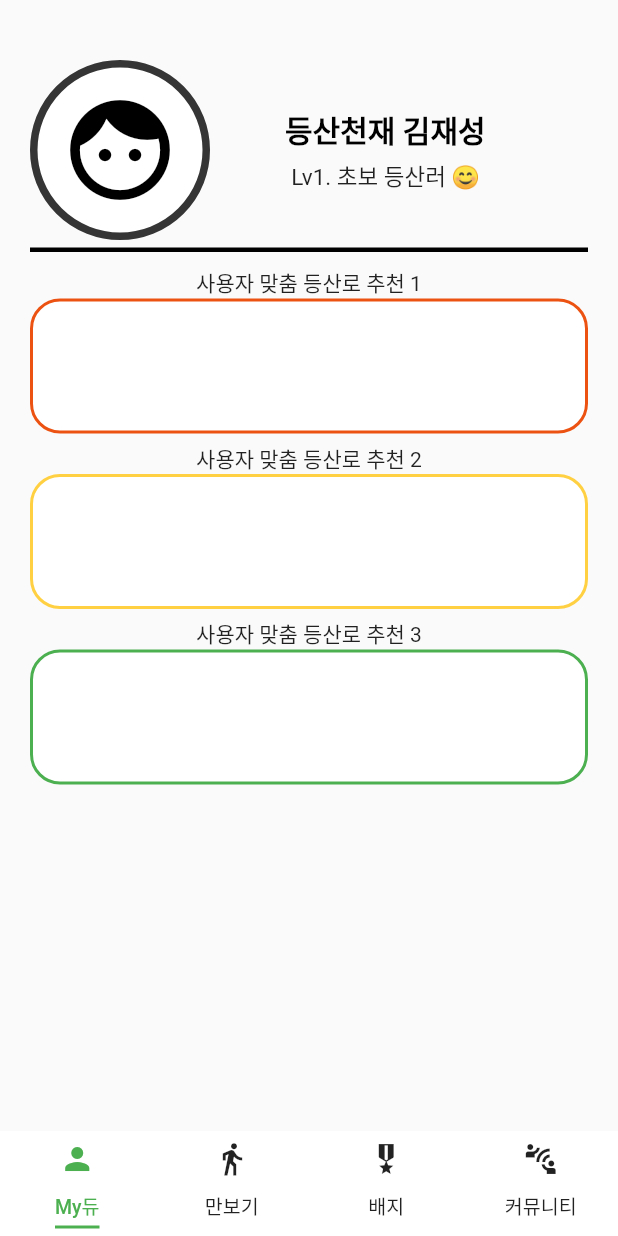
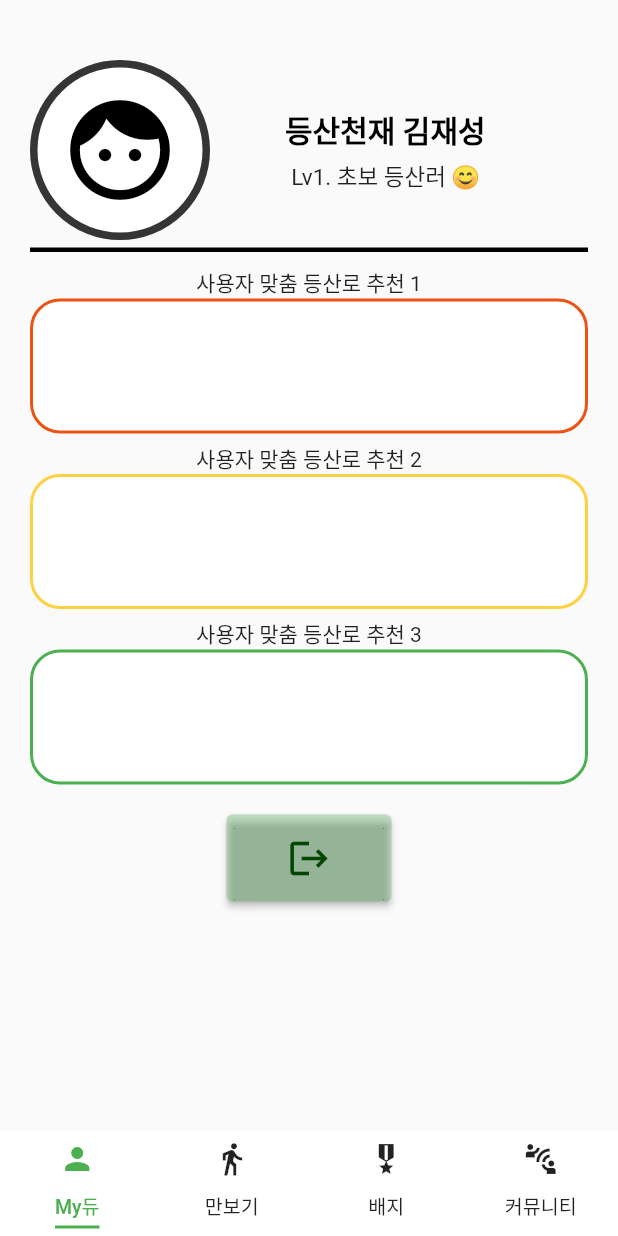
Before and after one commit to SorryKim/2023_capstone, a Flutter app: the screen it shows after launch, after a tap on the "login" icon, on a phone screen of 412 x 824 dp. Run offline on Flutter 3.47's test engine with Material 2 defaults, Android fonts, the phone set to English and light mode, and no system bars; our stand-ins replace cloud_firestore, firebase_auth, firebase_core, google_sign_in, step_progress_indicator; missing offline and left inert: flutter_survey, shake; accounts and stored records are empty; network calls fail.

Commit message:
메인화면에 로그아웃버튼 기능 구현

```diff
--- a/lib/screens/home_screen.dart
+++ b/lib/screens/home_screen.dart
@@ -6,8 +6,8 @@ import 'package:project/screens/lobby_screen.dart';
 import 'package:project/screens/login_screen.dart';
 import 'package:project/screens/walk_screen.dart';
 
-class Home extends StatelessWidget {
-  const Home({super.key});
+class HomeScreen extends StatelessWidget {
+  const HomeScreen({super.key});
 
   @override
   Widget build(BuildContext context) {
--- a/lib/screens/lobby_screen.dart
+++ b/lib/screens/lobby_screen.dart
@@ -1,4 +1,6 @@
+import 'package:firebase_auth/firebase_auth.dart';
 import 'package:flutter/material.dart';
+import 'package:project/screens/login_screen.dart';
 
 class LobbyScreen extends StatefulWidget {
   const LobbyScreen({super.key});
@@ -10,6 +12,12 @@ class LobbyScreen extends StatefulWidget {
 class _LobbyScreenState extends State<LobbyScreen> {
   @override
   Widget build(BuildContext context) {
+    return StreamBuilder(
+        stream: FirebaseAuth.instance.authStateChanges(),
+        builder: (context, snapshot) {
+          if (!snapshot.hasData) {
+            return const LoginScreen();
+          } else {
             return Scaffold(
               body: SingleChildScrollView(
                 child: Column(
@@ -33,7 +41,8 @@ class _LobbyScreenState extends State<LobbyScreen> {
                                     color: Colors.white,
                                     shape: BoxShape.circle,
                                     border: Border.all(
-                              color: const Color.fromARGB(255, 53, 53, 53),
+                                      color:
+                                          const Color.fromARGB(255, 53, 53, 53),
                                       style: BorderStyle.solid,
                                       width: 5,
                                     ),
@@ -99,7 +108,8 @@ class _LobbyScreenState extends State<LobbyScreen> {
                                         color: Colors.white,
                                         borderRadius: BorderRadius.circular(20),
                                         border: Border.all(
-                                  color: const Color.fromARGB(255, 236, 83, 18),
+                                          color: const Color.fromARGB(
+                                              255, 236, 83, 18),
                                           style: BorderStyle.solid,
                                           width: 2,
                                         ),
@@ -121,8 +131,8 @@ class _LobbyScreenState extends State<LobbyScreen> {
                                         color: Colors.white,
                                         borderRadius: BorderRadius.circular(20),
                                         border: Border.all(
-                                  color:
-                                      const Color.fromARGB(255, 255, 208, 66),
+                                          color: const Color.fromARGB(
+                                              255, 255, 208, 66),
                                           style: BorderStyle.solid,
                                           width: 2,
                                         ),
@@ -150,6 +160,28 @@ class _LobbyScreenState extends State<LobbyScreen> {
                                         ),
                                       ),
                                     ),
+                                    Padding(
+                                      padding: const EdgeInsets.all(20.0),
+                                      child: ElevatedButton(
+                                        onPressed: () {
+                                          FirebaseAuth.instance.signOut();
+                                        },
+                                        style: TextButton.styleFrom(
+                                            padding: const EdgeInsets.only(
+                                              top: 14,
+                                              bottom: 14,
+                                              left: 40,
+                                              right: 40,
+                                            ),
+                                            backgroundColor:
+                                                Colors.green.withOpacity(0.3)),
+                                        child: const Icon(
+                                          Icons.logout,
+                                          size: 30,
+                                          color: Color.fromARGB(255, 2, 70, 4),
+                                        ),
+                                      ),
+                                    ),
                                   ],
                                 ),
                               ],
@@ -163,4 +195,6 @@ class _LobbyScreenState extends State<LobbyScreen> {
               ),
             );
           }
+        });
   }
+}
--- a/lib/screens/login_screen.dart
+++ b/lib/screens/login_screen.dart
@@ -1,6 +1,7 @@
 import 'package:firebase_auth/firebase_auth.dart';
 import 'package:flutter/material.dart';
 import 'package:google_sign_in/google_sign_in.dart';
+import 'package:project/screens/home_screen.dart';
 
 class LoginScreen extends StatelessWidget {
   const LoginScreen({super.key});
@@ -94,12 +95,12 @@ class LoginScreen extends StatelessWidget {
                 const SizedBox(
                   height: 40,
                 ),
-                // surveyPage.dart로 넘어가는 버튼
+                // 구글 로그인하는 버튼
                 ElevatedButton(
                   onPressed: () {
                     signInWithGoogle();
                     Navigator.push(context,
-                        MaterialPageRoute(builder: (_) => const LoginScreen()));
+                        MaterialPageRoute(builder: (_) => const HomeScreen()));
                   },
                   style: TextButton.styleFrom(
                     padding: const EdgeInsets.only(
--- a/lib/screens/start_screen.dart
+++ b/lib/screens/start_screen.dart
@@ -43,8 +43,8 @@ class _StartScreen extends State<StartScreen> {
               // login.dart로 넘어가는 버튼
               ElevatedButton(
                 onPressed: () {
-                  Navigator.push(
-                      context, MaterialPageRoute(builder: (_) => const Home()));
+                  Navigator.push(context,
+                      MaterialPageRoute(builder: (_) => const HomeScreen()));
                 },
                 style: TextButton.styleFrom(
                     padding: const EdgeInsets.only(
--- a/lib/screens/survey_screen.dart
+++ b/lib/screens/survey_screen.dart
@@ -93,8 +93,8 @@ class _SurveyWidgetState extends State<SurveyWidget> {
                 if (_formKey.currentState!.validate()) {
                   _onPressedSendButton(_questionResults);
                 }
-                Navigator.push(
-                    context, MaterialPageRoute(builder: (_) => const Home()));
+                Navigator.push(context,
+                    MaterialPageRoute(builder: (_) => const HomeScreen()));
               },
             ),
           ),
```
Lines whose indentation alone changed are shown as unchanged.
